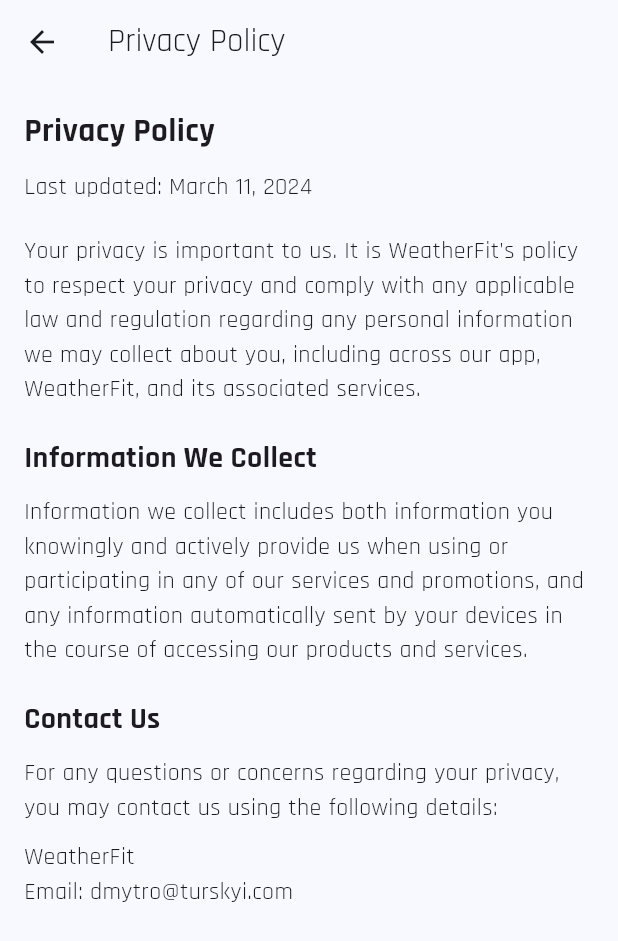
After one commit to Turskyi/weather_fit, a Flutter app: the PrivacyPolicyAndroidPage screen opened by its route, on a phone screen of 412 x 824 dp. The commit adds this screen. Shown: the top 941 px of the screen. Run offline on Flutter 3.47's test engine with Material 3 defaults, Android fonts, the phone set to English and light mode, and no system bars; our stand-ins replace bloc, equatable, flutter_bloc, geocoding, geolocator, google_fonts and 3 more; missing offline and left inert: dart_openai, home_widget.

Commit message:
lower min coverage expectation
Signed-off-by: Dmytro Turskyi <dmytro.turskyi@gmail.com>

```diff
--- /dev/null
+++ b/lib/privacy_policy/email_text.dart
@@ -0,0 +1,35 @@
+import 'package:flutter/material.dart';
+import 'package:url_launcher/url_launcher.dart';
+
+class EmailText extends StatelessWidget {
+  const EmailText(this.email, {super.key});
+
+  final String email;
+
+  @override
+  Widget build(BuildContext context) {
+    return InkWell(
+      child: SelectableText(
+        'WeatherFit\nEmail: $email',
+        style: const TextStyle(fontSize: 16),
+        onTap: () async {
+          final Uri emailLaunchUri = Uri(
+            scheme: 'mailto',
+            path: email,
+          );
+          if (await canLaunchUrl(emailLaunchUri)) {
+            await launchUrl(emailLaunchUri);
+          } else if (context.mounted) {
+            ScaffoldMessenger.of(context).showSnackBar(
+              SnackBar(
+                content: Text(
+                  'Could not launch email app to send an email to $email',
+                ),
+              ),
+            );
+          }
+        },
+      ),
+    );
+  }
+}
--- /dev/null
+++ b/lib/privacy_policy/privacy_policy_android_page.dart
@@ -0,0 +1,75 @@
+import 'package:flutter/material.dart';
+import 'package:intl/intl.dart';
+import 'package:weather_fit/privacy_policy/email_text.dart';
+
+class PrivacyPolicyAndroidPage extends StatelessWidget {
+  const PrivacyPolicyAndroidPage({super.key});
+
+  @override
+  Widget build(BuildContext context) {
+    return Scaffold(
+      appBar: AppBar(
+        title: const Text('Privacy Policy'),
+      ),
+      body: SingleChildScrollView(
+        padding: const EdgeInsets.all(16.0),
+        child: Column(
+          crossAxisAlignment: CrossAxisAlignment.start,
+          children: <Widget>[
+            const Text(
+              'Privacy Policy',
+              style: TextStyle(fontSize: 22, fontWeight: FontWeight.bold),
+            ),
+            const SizedBox(height: 10),
+            Text(
+              'Last updated: ${_formatDate(DateTime(2024, 3, 11))}',
+              style: const TextStyle(fontSize: 16),
+            ),
+            const SizedBox(height: 20),
+            const Text(
+              'Your privacy is important to us. It is WeatherFit\'s policy to '
+              'respect your privacy and comply with any applicable law and '
+              'regulation regarding any personal information we may collect '
+              'about you, including across our app, WeatherFit, and its '
+              'associated services.',
+              style: TextStyle(fontSize: 16),
+            ),
+            const SizedBox(height: 20),
+            const Text(
+              'Information We Collect',
+              style: TextStyle(fontSize: 20, fontWeight: FontWeight.bold),
+            ),
+            const SizedBox(height: 10),
+            const Text(
+              'Information we collect includes both information you knowingly '
+              'and actively provide us when using or participating in any '
+              'of our services and promotions, and any information '
+              'automatically sent by your devices in the course of accessing '
+              'our products and services.',
+              style: TextStyle(fontSize: 16),
+            ),
+            // ... Add more sections as needed ...
+            const SizedBox(height: 20),
+            const Text(
+              'Contact Us',
+              style: TextStyle(fontSize: 20, fontWeight: FontWeight.bold),
+            ),
+            const SizedBox(height: 10),
+            const Text(
+              'For any questions or concerns regarding your privacy, you may '
+              'contact us using the following details:',
+              style: TextStyle(fontSize: 16),
+            ),
+            const SizedBox(height: 10),
+            const EmailText('dmytro@turskyi.com'),
+          ],
+        ),
+      ),
+    );
+  }
+
+  String _formatDate(DateTime date) {
+    final DateFormat formatter = DateFormat('yMMMMd');
+    return formatter.format(date);
+  }
+}
--- a/lib/router/app_route.dart
+++ b/lib/router/app_route.dart
@@ -1,7 +1,8 @@
 enum AppRoute {
   weather('/'),
   search('/search'),
-  settings('/settings');
+  settings('/settings'),
+  privacyPolicyAndroid('/privacy-policy-android');
 
   const AppRoute(this.path);
 
--- a/lib/router/routes.dart
+++ b/lib/router/routes.dart
@@ -1,4 +1,5 @@
 import 'package:flutter/material.dart';
+import 'package:weather_fit/privacy_policy/privacy_policy_android_page.dart';
 import 'package:weather_fit/router/app_route.dart';
 import 'package:weather_fit/search/search_page.dart';
 import 'package:weather_fit/settings/settings_page.dart';
@@ -8,4 +9,5 @@ Map<String, WidgetBuilder> routeMap = <String, WidgetBuilder>{
   AppRoute.weather.path: (_) => const WeatherPage(),
   AppRoute.search.path: (_) => const SearchPage(),
   AppRoute.settings.path: (_) => const SettingsPage(),
+  AppRoute.privacyPolicyAndroid.path: (_) => const PrivacyPolicyAndroidPage(),
 };
--- a/lib/weather/ui/weather_page.dart
+++ b/lib/weather/ui/weather_page.dart
@@ -65,7 +65,7 @@ class _WeatherPageState extends State<WeatherPage> {
         });
       } else {
         // Permission is denied, handle accordingly
-        // Show a snackbar with a message and a button
+        // Show a snackbar with a message and a button.
         ScaffoldMessenger.of(context).showSnackBar(
           SnackBar(
             content:
--- a/pubspec.yaml
+++ b/pubspec.yaml
@@ -26,7 +26,7 @@ publish_to: 'none' # Remove this line if you wish to publish to pub.dev
 # https://developer.apple.com/library/archive/documentation/General/Reference/InfoPlistKeyReference/Articles/CoreFoundationKeys.html
 # In Windows, build-name is used as the major, minor, and patch parts
 # of the product and file versions while build-number is used as the build suffix.
-version: 0.0.1+1
+version: 0.0.2+2
 
 environment:
   sdk: '>=3.2.6 <4.0.0'
@@ -55,6 +55,7 @@ dependencies:
   nested: ^1.0.0
   path_provider: ^2.1.2
   permission_handler: ^11.3.0
+  url_launcher: ^6.2.5
   weather_repository:
     path: packages/weather_repository
 
```
Also changed, not shown: pubspec.lock, 3 other files.
